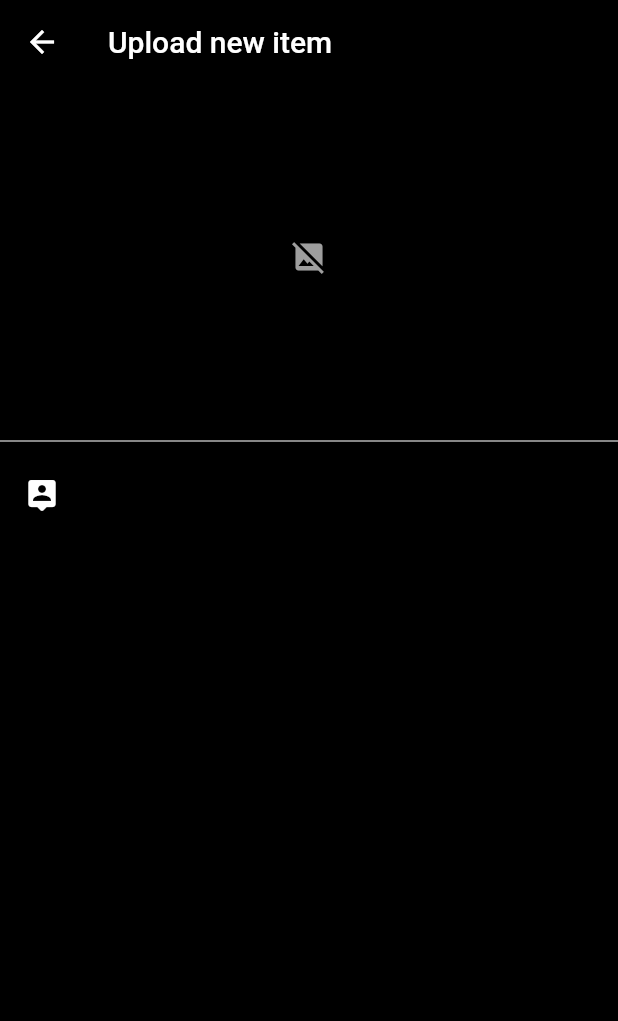
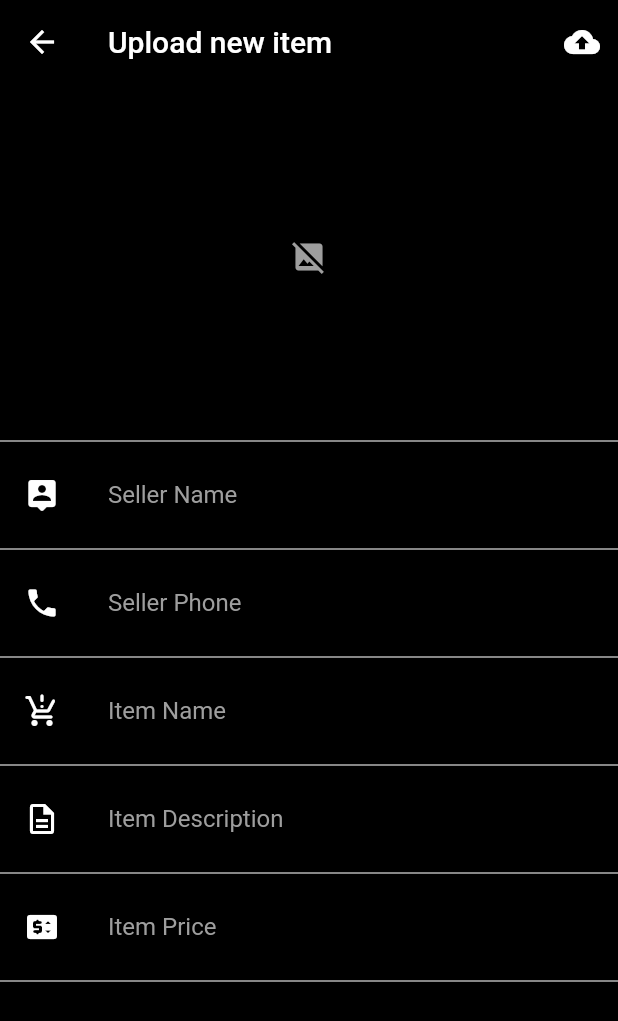
Before and after one commit to Ademie/arina, a Flutter app: the UploadItems screen opened directly, on a phone screen of 412 x 824 dp. Shown: the top 1021 px of the screen. Run offline on Flutter 3.47's test engine with Material 2 defaults, Android fonts, the light colour scheme and no system bars; our stand-ins replace firebase_core; accounts and stored records are empty.

Commit message:
finished ui for item upload screen

```diff
--- a/lib/screens/upload_items.dart
+++ b/lib/screens/upload_items.dart
@@ -14,11 +14,13 @@ class _UploadItemsState extends State<UploadItems> {
   Uint8List? imageFileUint8List;
   bool isUploading = false;
   TextEditingController sellerNameController = TextEditingController();
-
+  TextEditingController sellerPhoneController = TextEditingController();
+  TextEditingController itemNameController = TextEditingController();
+  TextEditingController itemDescriptionController = TextEditingController();
+  TextEditingController itemPriceController = TextEditingController();
 
   // Upload form
   Widget uploadFormScreen() {
-
     return Scaffold(
       backgroundColor: Colors.black,
       appBar: AppBar(
@@ -30,6 +32,7 @@ class _UploadItemsState extends State<UploadItems> {
             Navigator.pop(context);
           },
         ),
+        actions: [IconButton(onPressed: () {}, icon: Icon(Icons.cloud_upload))],
       ),
       body: ListView(
         children: [
@@ -58,8 +61,7 @@ class _UploadItemsState extends State<UploadItems> {
             color: Colors.white70,
             thickness: 1,
           ),
-            // FORM
-          // SELLER INFO
+          // SELLER NAME
           ListTile(
             leading: Icon(
               Icons.person_pin_rounded,
@@ -70,9 +72,109 @@ class _UploadItemsState extends State<UploadItems> {
               child: TextField(
                 controller: sellerNameController,
                 style: TextStyle(color: Colors.grey),
+                decoration: InputDecoration(
+                    hintText: 'Seller Name',
+                    hintStyle: TextStyle(color: Colors.grey),
+                    border: InputBorder.none),
               ),
             ),
-          )
+          ),
+          const Divider(
+            color: Colors.white70,
+            thickness: 1,
+          ),
+
+          // SELLER PHONE
+          ListTile(
+            leading: Icon(
+              Icons.phone,
+              color: Colors.white,
+            ),
+            title: SizedBox(
+              width: 250,
+              child: TextField(
+                controller: sellerPhoneController,
+                style: TextStyle(color: Colors.grey),
+                decoration: InputDecoration(
+                    hintText: 'Seller Phone',
+                    hintStyle: TextStyle(color: Colors.grey),
+                    border: InputBorder.none),
+              ),
+            ),
+          ),
+          const Divider(
+            color: Colors.white70,
+            thickness: 1,
+          ),
+
+          // ITEM NAME
+          ListTile(
+            leading: Icon(
+              Icons.production_quantity_limits_rounded,
+              color: Colors.white,
+            ),
+            title: SizedBox(
+              width: 250,
+              child: TextField(
+                controller: itemNameController,
+                style: TextStyle(color: Colors.grey),
+                decoration: InputDecoration(
+                    hintText: 'Item Name',
+                    hintStyle: TextStyle(color: Colors.grey),
+                    border: InputBorder.none),
+              ),
+            ),
+          ),
+          const Divider(
+            color: Colors.white70,
+            thickness: 1,
+          ),
+
+          // ITEM DESCRIPTION
+          ListTile(
+            leading: Icon(
+              Icons.description_outlined,
+              color: Colors.white,
+            ),
+            title: SizedBox(
+              width: 250,
+              child: TextField(
+                controller: itemDescriptionController,
+                style: TextStyle(color: Colors.grey),
+                decoration: InputDecoration(
+                    hintText: 'Item Description',
+                    hintStyle: TextStyle(color: Colors.grey),
+                    border: InputBorder.none),
+              ),
+            ),
+          ),
+          const Divider(
+            color: Colors.white70,
+            thickness: 1,
+          ),
+
+          // ITEM PRICE
+          ListTile(
+            leading: Icon(
+              Icons.price_change_rounded,
+              color: Colors.white,
+            ),
+            title: SizedBox(
+              width: 250,
+              child: TextField(
+                controller: itemPriceController,
+                style: TextStyle(color: Colors.grey),
+                decoration: InputDecoration(
+                    hintText: 'Item Price',
+                    hintStyle: TextStyle(color: Colors.grey),
+                    border: InputBorder.none),
+              ),
+            ),
+          ),
+          const Divider(
+            color: Colors.white70,
+            thickness: 1,
+          ),
         ],
       ),
     );
```
Also changed, not shown: 1 other file.
